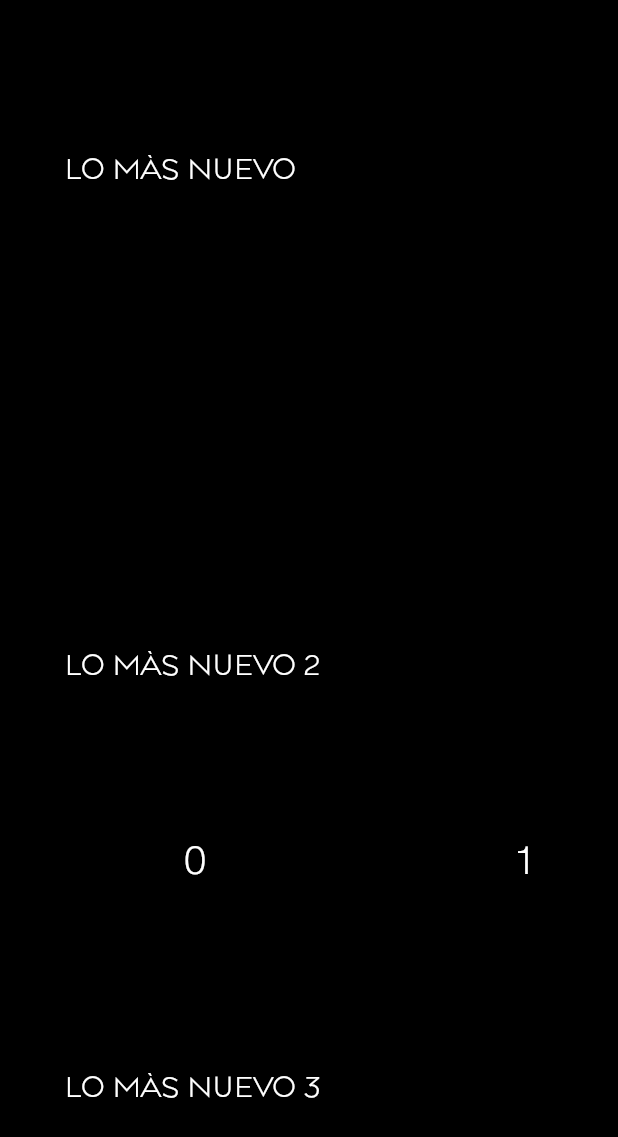
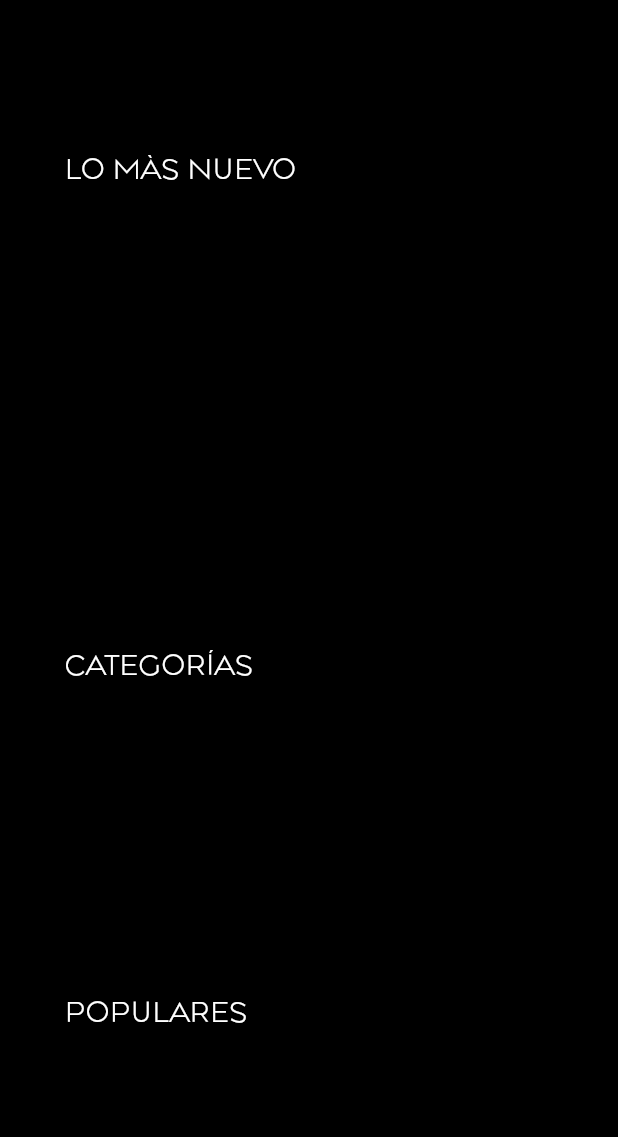
Before and after one commit to hanniiel/flutter_tv, a Flutter app: the screen it shows after launch, on a phone screen of 412 x 824 dp. Shown: the top 1137 px of the screen. Run offline on Flutter 3.47's test engine with Material 2 defaults, Android fonts, the phone set to English and light mode, and no system bars; our stand-ins replace bloc, cloud_firestore, equatable, firebase_core, flutter_bloc, video_player; accounts and stored records are empty.

Commit message:
details screen, navigation home,details + categories
-key event moved
-repositories
-added bloc + providers
-ui category
-models

```diff
--- /dev/null
+++ b/lib/bloc/bloc_categories.dart
@@ -0,0 +1,65 @@
+import 'dart:async';
+import 'package:equatable/equatable.dart';
+import 'package:flutter_bloc/flutter_bloc.dart';
+import 'package:flutter_tv/models/category_entity.dart';
+import 'package:flutter_tv/repositories/category_reposityory.dart';
+
+class CategoriesBloc extends Bloc<CategoryEvent, CategoryState> {
+  List<CategoryEntity> categories = [];
+  CategoryRepository _repository;
+  StreamSubscription _subscription;
+
+  CategoriesBloc(CategoryRepository repository)
+      : assert(repository != null),
+        _repository = repository,
+        super(CategoryStateLoading());
+
+  @override
+  Stream<CategoryState> mapEventToState(CategoryEvent event) async* {
+    if (event == CategoryEvent.LOAD) {
+      yield* _mapToLoadEvent();
+    } else if (event == CategoryEvent.UPDATE) {
+      yield* _mapToUpdate();
+    }
+  }
+
+  Stream<CategoryState> _mapToLoadEvent() async* {
+    _subscription?.cancel();
+    _subscription = _repository.getCategories().listen((event) {
+      categories = event;
+      add(CategoryEvent.UPDATE);
+    });
+  }
+
+  Stream<CategoryState> _mapToUpdate() async* {
+    yield CategoryStateLoaded(categories);
+  }
+
+  @override
+  Future<void> close() {
+    _subscription?.cancel();
+    return super.close();
+  }
+}
+
+//states
+abstract class CategoryState extends Equatable {
+  const CategoryState();
+
+  @override
+  List<Object> get props => [];
+}
+
+class CategoryStateLoading extends CategoryState {}
+
+class CategoryStateLoaded extends CategoryState {
+  final List<CategoryEntity> categories;
+
+  const CategoryStateLoaded(this.categories);
+
+  @override
+  List<Object> get props => [this.categories];
+}
+
+//events
+enum CategoryEvent { LOAD, UPDATE }
--- /dev/null
+++ b/lib/bloc/bloc_popular.dart
@@ -0,0 +1,69 @@
+import 'dart:async';
+
+import 'package:equatable/equatable.dart';
+import 'package:flutter_bloc/flutter_bloc.dart';
+import 'package:flutter_tv/models/training_entity.dart';
+import 'package:flutter_tv/repositories/training_repository.dart';
+
+class PopularBloc extends Bloc<PopularEvent, PopularState> {
+  final TrainingRepository _repository;
+  StreamSubscription __streamSubscription;
+  List<TrainingEntity> trainings = [];
+
+  PopularBloc(TrainingRepository repository)
+      : assert(repository != null),
+        _repository = repository,
+        super(PopularStateLoading());
+
+  @override
+  Stream<PopularState> mapEventToState(PopularEvent event) async* {
+    if (event == PopularEvent.LOAD) {
+      yield* _mapToLoadState();
+    } else if (event == PopularEvent.UPDATE) {
+      yield* _mapToUpdateState();
+    }
+  }
+
+  Stream<PopularState> _mapToLoadState() async* {
+    __streamSubscription = _repository.getPopular().listen((event) {
+      trainings = event;
+      add(PopularEvent.UPDATE);
+    });
+  }
+
+  Stream<PopularState> _mapToUpdateState() async* {
+    yield PopularStateLoaded(trainings);
+  }
+
+  @override
+  Future<void> close() {
+    __streamSubscription?.cancel();
+    return super.close();
+  }
+}
+
+//state
+abstract class PopularState extends Equatable {
+  const PopularState();
+
+  @override
+  List<Object> get props => [];
+}
+
+class PopularStateLoading extends PopularState {}
+
+class PopularStateLoaded extends PopularState {
+  final List<TrainingEntity> trainings;
+  const PopularStateLoaded(this.trainings);
+
+  @override
+  List<Object> get props => [trainings];
+
+  @override
+  String toString() {
+    return "T: ${trainings.length}";
+  }
+}
+
+//event
+enum PopularEvent { LOAD, UPDATE }
--- a/lib/main.dart
+++ b/lib/main.dart
@@ -2,9 +2,13 @@ import 'package:firebase_core/firebase_core.dart';
 import 'package:flutter/cupertino.dart';
 import 'package:flutter/material.dart';
 import 'package:flutter_bloc/flutter_bloc.dart';
+import 'package:flutter_tv/bloc/bloc_categories.dart';
 import 'package:flutter_tv/bloc/bloc_newest.dart';
+import 'package:flutter_tv/bloc/bloc_popular.dart';
 import 'package:flutter_tv/bloc/simple_bloc_observer.dart';
+import 'package:flutter_tv/repositories/category_reposityory.dart';
 import 'package:flutter_tv/repositories/training_repository.dart';
+import 'package:flutter_tv/views/detail_view.dart';
 import 'package:flutter_tv/views/video_view.dart';
 import 'package:flutter_tv/views/home_view.dart';
 //env
@@ -23,9 +27,8 @@ class MyApp extends StatelessWidget {
   Widget build(BuildContext context) {
     return MultiRepositoryProvider(
       providers: [
-        RepositoryProvider(
-          create: (context) => TrainingFireStoreRepository(),
-        )
+        RepositoryProvider(create: (context) => TrainingFireStoreRepository()),
+        RepositoryProvider(create: (context) => CategoryFireStoreRepository()),
       ],
       child: MultiBlocProvider(
         providers: [
@@ -34,7 +37,17 @@ class MyApp extends StatelessWidget {
             create: (context) =>
                 NewestBloc(context.repository<TrainingFireStoreRepository>())
                   ..add(NewestEventLoad()),
-          )
+          ),
+          BlocProvider<PopularBloc>(
+            //lazy: false,
+            create: (context) =>
+                PopularBloc(context.repository<TrainingFireStoreRepository>())
+                  ..add(PopularEvent.LOAD),
+          ),
+          BlocProvider(
+              create: (context) => CategoriesBloc(
+                  context.repository<CategoryFireStoreRepository>())
+                ..add(CategoryEvent.LOAD))
         ],
         child: MaterialApp(
           debugShowCheckedModeBanner: false,
@@ -46,7 +59,8 @@ class MyApp extends StatelessWidget {
           initialRoute: HomeScreen.id,
           routes: {
             HomeScreen.id: (context) => HomeScreen(),
-            VideoScreen.id: (context) => VideoScreen()
+            VideoScreen.id: (context) => VideoScreen(),
+            DetailScreen.id: (context) => DetailScreen()
           },
         ),
       ),
--- /dev/null
+++ b/lib/models/category_entity.dart
@@ -0,0 +1,18 @@
+import 'package:cloud_firestore/cloud_firestore.dart';
+
+class CategoryEntity {
+  String id;
+  String name;
+  String icon;
+  String cover;
+
+  CategoryEntity({this.id, this.name, this.icon, this.cover});
+
+  static CategoryEntity fromSnap(QueryDocumentSnapshot snap) {
+    return CategoryEntity(
+        id: snap.id,
+        name: snap.data()['name'],
+        icon: snap.data()['icon'],
+        cover: snap.data()['cover']);
+  }
+}
--- /dev/null
+++ b/lib/repositories/category_reposityory.dart
@@ -0,0 +1,17 @@
+import 'package:cloud_firestore/cloud_firestore.dart';
+import 'package:flutter_tv/models/category_entity.dart';
+
+abstract class CategoryRepository {
+  Stream<List<CategoryEntity>> getCategories();
+}
+
+class CategoryFireStoreRepository extends CategoryRepository {
+  static const _collection = 'category';
+  final _reference = FirebaseFirestore.instance.collection(_collection);
+
+  @override
+  Stream<List<CategoryEntity>> getCategories() {
+    return _reference.snapshots().map(
+        (event) => event.docs.map((e) => CategoryEntity.fromSnap(e)).toList());
+  }
+}
--- a/lib/views/home_view.dart
+++ b/lib/views/home_view.dart
@@ -1,13 +1,15 @@
-import 'package:flutter/cupertino.dart';
 import 'package:flutter/material.dart';
-import 'package:flutter/services.dart';
 import 'package:flutter_bloc/flutter_bloc.dart';
+import 'package:flutter_tv/bloc/bloc_categories.dart';
 import 'package:flutter_tv/bloc/bloc_newest.dart';
+import 'package:flutter_tv/bloc/bloc_popular.dart';
+import 'package:flutter_tv/components/card_category_tv.dart';
 import 'package:flutter_tv/components/card_tv.dart';
 import 'package:flutter_tv/components/focus_widget.dart';
 import 'package:flutter_tv/components/home_section.dart';
-import 'package:flutter_tv/constants/constants.dart';
+import 'package:flutter_tv/utils/KeyEventHandler.dart';
 import 'package:flutter_tv/utils/UrlImage.dart';
+import 'package:flutter_tv/views/detail_view.dart';
 import 'package:flutter_tv/views/video_view.dart';
 
 class Person {
@@ -67,34 +69,6 @@ class _HomeScreenState extends State<HomeScreen> {
   }
 
   int currentIndex = 0;
-  void _onKeyEvent(RawKeyEvent event) {
-    if (event is RawKeyDownEvent && event.data is RawKeyEventDataAndroid) {
-      RawKeyDownEvent rawKeyDownEvent = event;
-      RawKeyEventDataAndroid rawKeyEventDataAndroid = rawKeyDownEvent.data;
-      print("keyCode: ${rawKeyEventDataAndroid.keyCode}");
-
-      switch (rawKeyEventDataAndroid.keyCode) {
-        case 19: //KEY_UP
-          break;
-        case 20: //KEY_DOWN
-          //FocusScope.of(context).focusInDirection(TraversalDirection.down);
-          break;
-        case 21: //KEY_LEFT
-          //FocusScope.of(context).focusInDirection(TraversalDirection.left);
-          break;
-        case 22: //KEY_RIGHT
-          //FocusScope.of(context).focusInDirection(TraversalDirection.right);
-          break;
-        case 23: //KEY_CENTER
-          Navigator.pushNamed(context, VideoScreen.id);
-          break;
-        case 85: //PLAY/PAUSE
-          break;
-        default:
-          break;
-      }
-    }
-  }
 
   @override
   Widget build(BuildContext context) {
@@ -125,7 +99,13 @@ class _HomeScreenState extends State<HomeScreen> {
                               title: training.name,
                               cover: UrlImage.getUrl(training.cover),
                             ),
-                            event: _onKeyEvent,
+                            event: (event) {
+                              onKeyEvent(event, enter: () {
+                                //navigate to details card
+                                Navigator.pushNamed(context, DetailScreen.id,
+                                    arguments: training);
+                              });
+                            },
                             hasFocus: (hasFocus) {
                               setState(() {
                                 //focusedItem.isSelected = hasFocus;
@@ -135,77 +115,92 @@ class _HomeScreenState extends State<HomeScreen> {
                         },
                       ),
                     );
-                  } else {
+                  }
                   return Center(child: CircularProgressIndicator());
-                  }
                 },
               ),
             ),
             HomeSection(
-              title: 'LO MÀS NUEVO 2',
-              section: Container(
-                  height: 200,
+              title: 'CATEGORÍAS',
+              section: BlocBuilder<CategoriesBloc, CategoryState>(
+                // ignore: missing_return
+                builder: (_, state) {
+                  if (state is CategoryStateLoaded) {
+                    var categories = state.categories;
+                    return Container(
+                      height: 150,
                       child: ListView.builder(
                           scrollDirection: Axis.horizontal,
-                      itemCount: list3.length,
+                          itemCount: categories.length,
                           itemBuilder: (context, index) {
-                        var focusedItem = list3[index];
+                            var category = categories[index];
                             return FocusWidget(
-                          customWidget: Container(
-                            margin: EdgeInsets.all(10),
-                            height: 50,
-                            width: 200,
-                            color: focusedItem.isSelected
-                                ? Colors.grey
-                                : Colors.black,
-                            child: Center(
-                              child: Text(
-                                "$index",
-                                style: kTitleCardStyle,
+                              customWidget: CardCategoryTv(
+                                cover: UrlImage.getUrl(category.cover),
+                                icon: category.icon,
+                                title: category.name,
                               ),
-                            ),
-                          ),
-                          event: _onKeyEvent,
+                              event: (event) {
+                                onKeyEvent(event, enter: () {
+                                  //navigate to selected category
+                                });
+                              },
                               hasFocus: (hasFocus) {
                                 setState(() {
-                              focusedItem.isSelected = hasFocus;
+                                  //focusedItem.isSelected = hasFocus;
                                 });
                               },
                             );
-                      })),
+                          }),
+                    );
+                  }
+                  return Center(child: CircularProgressIndicator());
+                },
+              ),
             ),
             HomeSection(
-              title: 'LO MÀS NUEVO 3',
-              section: Container(
-                  height: 200,
+              title: 'POPULARES',
+              section: BlocBuilder<PopularBloc, PopularState>(
+                // ignore: missing_return
+                builder: (_, state) {
+                  // ignore: missing_return
+
+                  if (state is PopularStateLoaded) {
+                    var trainings = state.trainings;
+                    return Container(
+                      height: 250,
                       child: ListView.builder(
                         scrollDirection: Axis.horizontal,
-                      itemCount: list4.length,
+                        itemCount: trainings.length,
                         itemBuilder: (context, index) {
-                        var focusedItem = list4[index];
+                          var training = trainings[index];
                           return FocusWidget(
-                          customWidget: Container(
-                            margin: EdgeInsets.all(10),
-                            height: 50,
-                            width: 200,
-                            color: focusedItem.isSelected
-                                ? Colors.grey
-                                : Colors.black,
-                            child: Center(
-                              child: Text(
-                                "$index",
-                                style: kTitleCardStyle,
+                            customWidget: CardTv(
+                              isFocused: false,
+                              title: training.name,
+                              cover: UrlImage.getUrl(training.cover),
                             ),
-                            ),
-                          ),
-                          event: _onKeyEvent,
+                            event: (event) {
+                              onKeyEvent(event, enter: () {
+                                //navigate to details card
+                                Navigator.pushNamed(context, DetailScreen.id,
+                                    arguments: training);
+                                print('n ${training.name}');
+                              });
+                            },
                             hasFocus: (hasFocus) {
                               setState(() {
-                              focusedItem.isSelected = hasFocus;
+                                //focusedItem.isSelected = hasFocus;
                               });
                             },
                           );
-                      })),
+                        },
+                      ),
+                    );
+                  }
+                  return Center(child: CircularProgressIndicator());
+                },
+              ),
             ),
           ]),
     );
--- a/lib/views/video_view.dart
+++ b/lib/views/video_view.dart
@@ -33,8 +33,9 @@ class _VideoScreenState extends State<VideoScreen> {
 
   @override
   Widget build(BuildContext context) {
-    return Container(
-      color: Colors.grey,
+    return Scaffold(
+      body: Container(
+        color: Colors.black,
         child: Center(
           child: _controller.value.initialized
               ? AspectRatio(
@@ -43,6 +44,7 @@ class _VideoScreenState extends State<VideoScreen> {
                 )
               : Container(),
         ),
+      ),
     );
   }
 }
```
Also changed, not shown: lib/components/card_category_tv.dart (added, +41 -0 lines), lib/utils/KeyEventHandler.dart (added, +41 -0 lines), lib/views/detail_view.dart (added, +105 -0 lines). Lines whose indentation alone changed are shown as unchanged.
